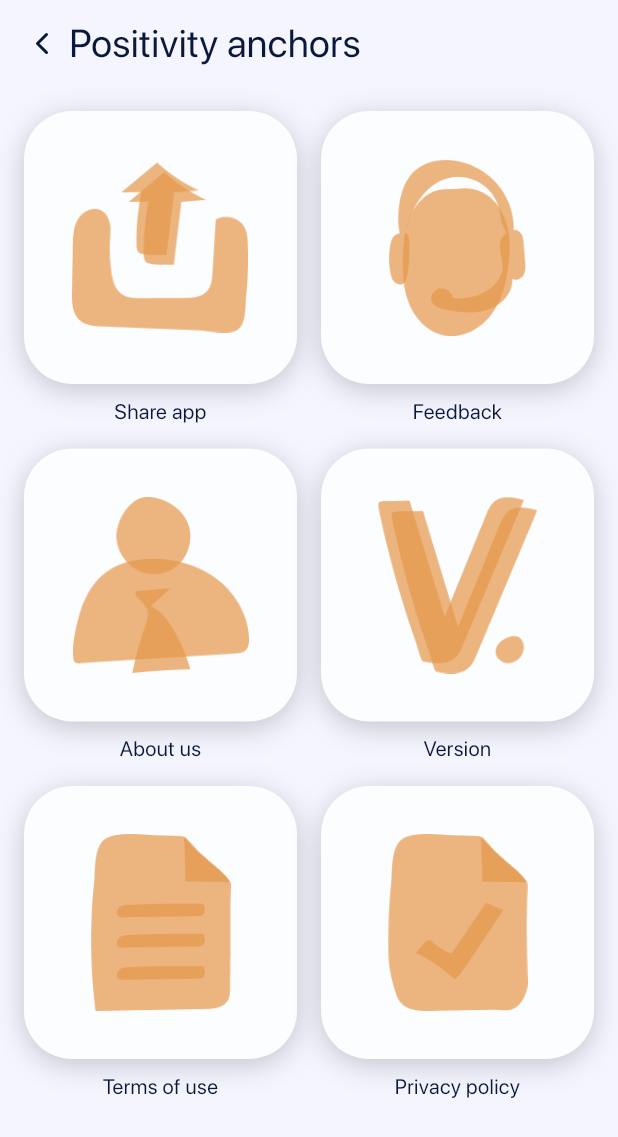
After one commit to SalavatProjects/train_task_pp_787, a Flutter app: the SettingsPage screen opened by its route, on a phone screen of 412 x 824 dp. The commit adds this screen. Shown: the top 1137 px of the screen. Run offline on Flutter 3.47's test engine with Material 3 defaults, Android fonts, the phone set to English and light mode, and no system bars; our stand-ins replace bloc, equatable, flutter_bloc, flutter_native_splash, flutter_svg, in_app_review and 3 more; missing offline and left inert: flagsmith, flutter_app_info, webview_flutter_android, webview_flutter_wkwebview; accounts and stored records are empty; generated files the repository leaves out were written again; project files that could hold a hidden picture were left out.

Commit message:
almost ready app

```diff
--- a/lib/bloc/moods_bloc.dart
+++ b/lib/bloc/moods_bloc.dart
@@ -1,4 +1,5 @@
 import 'package:bloc/bloc.dart';
+import 'package:flutter/cupertino.dart';
 import 'package:meta/meta.dart';
 import 'package:equatable/equatable.dart';
 import 'package:pp_787/bloc/anchor_state.dart';
@@ -54,9 +55,10 @@ class MoodsBloc extends Cubit<MoodsState> {
     await getTriggers();
   }
 
-  Future<void> updateTrigger(int id, TriggerState trigger) async {
+  Future<void> updateTrigger(int id, TriggerState trigger, BuildContext context, VoidCallback onSuccess) async {
     await AppIsarDatabase.updateTrigger(id, trigger.toIsarModel());
     await getTriggers();
+    onSuccess.call();
   }
 
   Future<void> getAnchors() async {
--- a/lib/gen/assets.gen.dart
+++ b/lib/gen/assets.gen.dart
@@ -18,8 +18,11 @@ class $AssetsIconsGen {
   /// File path: assets/icons/chevron-right.svg
   String get chevronRight => 'assets/icons/chevron-right.svg';
 
+  /// File path: assets/icons/star.svg
+  String get star => 'assets/icons/star.svg';
+
   /// List of all assets
-  List<String> get values => [chevronLeft, chevronRight];
+  List<String> get values => [chevronLeft, chevronRight, star];
 }
 
 class $AssetsImagesGen {
@@ -89,6 +92,13 @@ class $AssetsImagesGen {
   /// File path: assets/images/Tension.png
   AssetGenImage get tension => const AssetGenImage('assets/images/Tension.png');
 
+  /// File path: assets/images/about us.png
+  AssetGenImage get aboutUs =>
+      const AssetGenImage('assets/images/about us.png');
+
+  /// File path: assets/images/anchor.png
+  AssetGenImage get anchor => const AssetGenImage('assets/images/anchor.png');
+
   /// File path: assets/images/another person.png
   AssetGenImage get anotherPerson =>
       const AssetGenImage('assets/images/another person.png');
@@ -120,6 +130,10 @@ class $AssetsImagesGen {
   /// File path: assets/images/emotion influence.png
   AssetGenImage get emotionInfluence =>
       const AssetGenImage('assets/images/emotion influence.png');
+
+  /// File path: assets/images/feedback.png
+  AssetGenImage get feedback =>
+      const AssetGenImage('assets/images/feedback.png');
 
   /// File path: assets/images/formless blue.png
   AssetGenImage get formlessBlue =>
@@ -153,6 +167,10 @@ class $AssetsImagesGen {
   AssetGenImage get positivityAnchors =>
       const AssetGenImage('assets/images/positivity anchors.png');
 
+  /// File path: assets/images/privacy policy.png
+  AssetGenImage get privacyPolicy =>
+      const AssetGenImage('assets/images/privacy policy.png');
+
   /// File path: assets/images/reflection complete.png
   AssetGenImage get reflectionComplete =>
       const AssetGenImage('assets/images/reflection complete.png');
@@ -177,6 +195,10 @@ class $AssetsImagesGen {
   AssetGenImage get shareAppWhite =>
       const AssetGenImage('assets/images/share app white.png');
 
+  /// File path: assets/images/share app yellow.png
+  AssetGenImage get shareAppYellow =>
+      const AssetGenImage('assets/images/share app yellow.png');
+
   /// File path: assets/images/squares blue.png
   AssetGenImage get squaresBlue =>
       const AssetGenImage('assets/images/squares blue.png');
@@ -188,6 +210,10 @@ class $AssetsImagesGen {
   /// File path: assets/images/squares yellow.png
   AssetGenImage get squaresYellow =>
       const AssetGenImage('assets/images/squares yellow.png');
+
+  /// File path: assets/images/terms of use.png
+  AssetGenImage get termsOfUse =>
+      const AssetGenImage('assets/images/terms of use.png');
 
   /// File path: assets/images/timeline.png
   AssetGenImage get timeline =>
@@ -213,6 +239,13 @@ class $AssetsImagesGen {
   AssetGenImage get triggerNameCreated =>
       const AssetGenImage('assets/images/trigger name created.png');
 
+  /// File path: assets/images/version.png
+  AssetGenImage get version => const AssetGenImage('assets/images/version.png');
+
+  /// File path: assets/images/write down things.png
+  AssetGenImage get writeDownThings =>
+      const AssetGenImage('assets/images/write down things.png');
+
   /// List of all assets
   List<AssetGenImage> get values => [
         affection,
@@ -233,6 +266,8 @@ class $AssetsImagesGen {
         onboarding3,
         sadness,
         tension,
+        aboutUs,
+        anchor,
         anotherPerson,
         checkIn,
         checkedIn,
@@ -241,6 +276,7 @@ class $AssetsImagesGen {
         circlesYellow,
         emotionInBody,
         emotionInfluence,
+        feedback,
         formlessBlue,
         formlessRed,
         formlessYellow,
@@ -249,21 +285,26 @@ class $AssetsImagesGen {
         noRecordsInTrigger,
         noTriggersYet,
         positivityAnchors,
+        privacyPolicy,
         reflectionComplete,
         reflection,
         sameThing,
         settings,
         shareAppViolet,
         shareAppWhite,
+        shareAppYellow,
         squaresBlue,
         squaresRed,
         squaresYellow,
+        termsOfUse,
         timeline,
         trianglesBlue,
         trianglesRed,
         trianglesYellow,
         triggerMap,
-        triggerNameCreated
+        triggerNameCreated,
+        version,
+        writeDownThings
       ];
 }
 
--- a/lib/navigation/routes.dart
+++ b/lib/navigation/routes.dart
@@ -9,4 +9,8 @@ abstract class AppRoutes {
   static const createTriggerName = '/create_trigger_name';
   static const triggerRecords = '/trigger_records';
   static const triggerEmotions = '/trigger_emotions';
+  static const positivityAnchors = '/positivity_anchors';
+  static const editPositivityAnchors = '/edit_positivity_anchors';
+  static const settings = '/settings';
+  static const aboutUs = '/about_us';
 }
--- a/lib/pages/main_page.dart
+++ b/lib/pages/main_page.dart
@@ -112,12 +112,12 @@ class MainPage extends StatelessWidget {
                   _MainCardBtn(
                       imagePath: Assets.images.positivityAnchors.path,
                       text: 'Positivity anchors',
-                      onTap: () {}
+                      onTap: () => Navigator.of(context).pushNamed(AppRoutes.positivityAnchors),
                   ),
                   _MainCardBtn(
                     imagePath: Assets.images.settings.path,
                     text: 'Settings',
-                    onTap: () {},
+                    onTap: () => Navigator.of(context).pushNamed(AppRoutes.settings),
                   ),
                 ],
               ),
--- /dev/null
+++ b/lib/pages/settings_page.dart
@@ -0,0 +1,117 @@
+import 'package:flutter/material.dart';
+import 'package:flutter/cupertino.dart';
+import 'package:flutter_svg/svg.dart';
+import 'package:pp_787/navigation/routes.dart';
+
+import '../gen/assets.gen.dart';
+import '../ui_kit/app_colors.dart';
+import '../ui_kit/app_styles.dart';
+
+class SettingsPage extends StatelessWidget {
+  const SettingsPage({super.key});
+
+  @override
+  Widget build(BuildContext context) {
+    return Scaffold(
+      body: SafeArea(
+          child: Padding(
+            padding: const EdgeInsets.all(16.0),
+            child: Column(
+              crossAxisAlignment: CrossAxisAlignment.start,
+              children: [
+                Row(
+                  children: [
+                    GestureDetector(
+                      onTap: () => Navigator.of(context).pop(),
+                      child: SizedBox(
+                        width: 24,
+                        height: 24,
+                        child: SvgPicture.asset(Assets.icons.chevronLeft),
+                      ),
+                    ),
+                    const SizedBox(width: 6,),
+                    const Text('Positivity anchors', style: AppStyles.displaySmall,),
+                  ],
+                ),
+                const SizedBox(height: 32,),
+                Center(
+                  child: Wrap(
+                    spacing: 16,
+                    runSpacing: 16,
+                    children: [
+                      _SettingsCardBtn(
+                          imagePath: Assets.images.shareAppYellow.path,
+                          text: 'Share app',
+                          onTap: () {}),
+                      _SettingsCardBtn(
+                          imagePath: Assets.images.feedback.path,
+                          text: 'Feedback',
+                          onTap: () {}),
+                      _SettingsCardBtn(
+                          imagePath: Assets.images.aboutUs.path,
+                          text: 'About us',
+                          onTap: () => Navigator.of(context).pushNamed(AppRoutes.aboutUs)),
+                      _SettingsCardBtn(
+                          imagePath: Assets.images.version.path,
+                          text: 'Version',
+                          onTap: () {}),
+                      _SettingsCardBtn(
+                          imagePath: Assets.images.termsOfUse.path,
+                          text: 'Terms of use',
+                          onTap: () {}),
+                      _SettingsCardBtn(
+                          imagePath: Assets.images.privacyPolicy.path,
+                          text: 'Privacy policy',
+                          onTap: () {}),
+                    ],
+                  ),
+                ),
+              ],
+            ),
+          )),
+    );
+  }
+}
+
+class _SettingsCardBtn extends StatelessWidget {
+  final String imagePath;
+  final String text;
+  void Function() onTap;
+
+  _SettingsCardBtn({
+    super.key,
+    required this.imagePath,
+    required this.text,
+    required this.onTap,
+  });
+
+  @override
+  Widget build(BuildContext context) {
+    return Column(
+      children: [
+        GestureDetector(
+          onTap: onTap,
+          child: Container(
+            width: (MediaQuery.of(context).size.width - 48) / 2,
+            height: (MediaQuery.of(context).size.width - 48) / 2,
+            padding: const EdgeInsets.all(32),
+            decoration: BoxDecoration(
+                borderRadius: BorderRadius.circular(32),
+                color: AppColors.surface,
+                boxShadow: [
+                  BoxShadow(
+                      color: Colors.black.withOpacity(0.2),
+                      blurRadius: 16,
+                      offset: const Offset(0, 4)
+                  )
+                ]
+            ),
+            child: Image.asset(imagePath),
+          ),
+        ),
+        const SizedBox(height: 8,),
+        Text(text, style: AppStyles.bodyMedium, textAlign: TextAlign.center,)
+      ],
+    );
+  }
+}
```
Also changed, not shown: lib/main.dart (+21 -0 lines), lib/pages/about_us_page.dart (added, +76 -0 lines), lib/pages/edit_positivity_anchors_page.dart (added, +141 -0 lines), lib/pages/positivity_anchors_page.dart (added, +126 -0 lines), lib/pages/trigger_emotions_page.dart (+5 -2 lines), assets/icons/star.svg (added), assets/images/about us.png (added), assets/images/anchor.png (added), assets/images/feedback.png (added), assets/images/privacy policy.png (added), assets/images/share app yellow.png (added), assets/images/terms of use.png (added), assets/images/version.png (added), assets/images/write down things.png (added).
